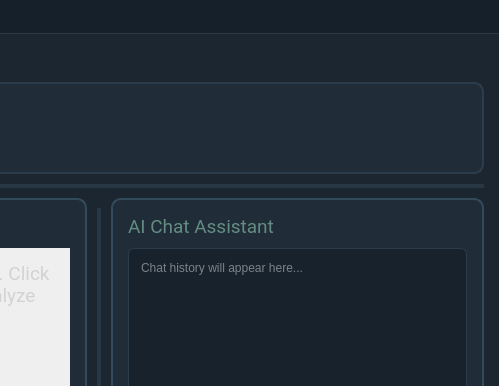
JinLeeGG/YCP_Grease_Analyzer, file GUI/Analyzer_main.ui: the form before one commit; both pictures show x 649 to 1148 and y 0 to 386 of the 1148 by 1016 pixel window.
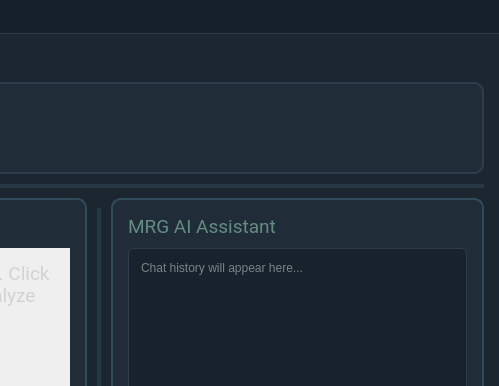
The form after the commit. Icons and pictures are not drawn.

Commit message: AI chatbot integration

Patch:
```diff
--- a/GUI/Analyzer_main.ui
+++ b/GUI/Analyzer_main.ui
@@ -1089,7 +1089,7 @@
                 <string notr="true">color: rgb(100, 140, 130);</string>
                </property>
                <property name="text">
-                <string>AI Chat Assistant</string>
+                <string>MRG AI Assistant</string>
                </property>
               </widget>
              </item>
```
The commit also changes 2 other files.
